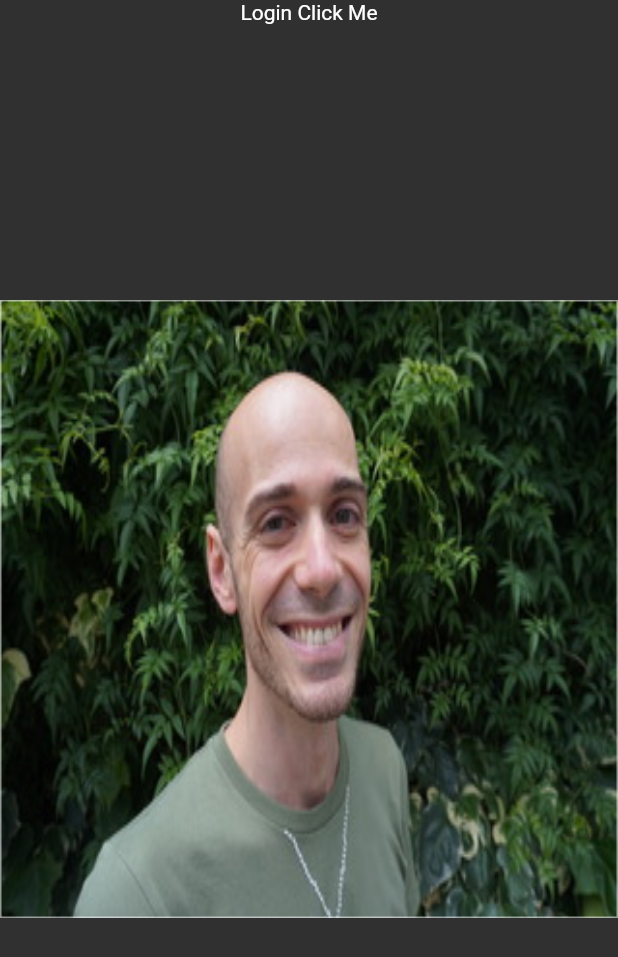
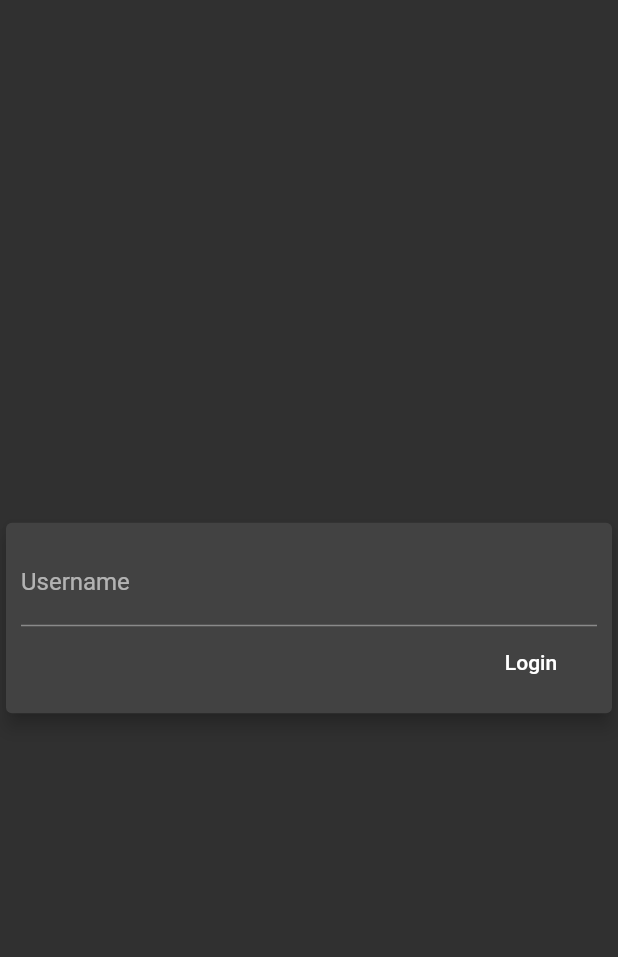
Before and after one commit to HWAD/sing-off, a Flutter app: the screen it shows after launch, on a phone screen of 412 x 824 dp. Shown: the top 957 px of the screen. Run offline on Flutter 3.47's test engine with Material 2 defaults, Android fonts, the phone set to English and light mode, and no system bars; our stand-ins replace camera, firebase_storage, permission_handler, video_player; missing offline and left inert: flutter_sound, noise_meter; accounts and stored records are empty; network calls fail.

Commit message:
login page

```diff
--- a/lib/login.dart
+++ b/lib/login.dart
@@ -3,40 +3,64 @@ import 'package:flutter/material.dart';
 class Login extends StatelessWidget {
   final Function setLogin;
   final Function changeFeed;
+  final Function setUsername;
+  String usernameInput;
 
-  Login(this.setLogin, this.changeFeed);
+  Login(this.setLogin, this.changeFeed, this.setUsername);
 
   @override
   Widget build(BuildContext context) {
     return Container(
-      // height: MediaQuery.of(context).size.height *.5,
+        height: MediaQuery.of(context).size.height,
         child: Column(
-          children: <Widget> [
-            InkWell(onTap: () {
+            mainAxisAlignment: MainAxisAlignment.center,
+            children: <Widget>[
+          Container(
+            // padding: EdgeInsets.only(bottom: 40),
+            child: Card(
+              elevation: 5,
+              child: Container(
+                padding: EdgeInsets.all(10),
+                child: Column(
+                  crossAxisAlignment: CrossAxisAlignment.end,
+                  children: <Widget>[
+                    TextField(
+                      decoration: InputDecoration(
+                        labelText: 'Username',
+                        fillColor: Colors.white,
+                      ),
+                      onChanged: (val) {
+                        usernameInput = val;
+                      },
+                    ),
+                    FlatButton(
+                      child: Text('Login'),
+                      textColor: Colors.white,
+                      onPressed: () {
+                        setUsername(usernameInput);
                         setLogin(false);
                         changeFeed(true);
                       },
-            child: Container(
-              height: 200,
-              child: Text("Login Click Me"),
-            )
                     ),
-          Container(
-            height: MediaQuery.of(context).size.height *.5,
-            decoration: BoxDecoration(
-                                border: Border.all(
-                                  color: Colors.white54,
-                                  width: 1,
-                                ),
-                                image: DecorationImage(
-                                  image:
-                                      new AssetImage("assets/steppico.jpeg"),
-                                  fit: BoxFit.fill,
+                  ],
                 ),
               ),
-          )
-          ]
-      )
-    );
+            ),
+          ),
+          // Container(
+          //   height: MediaQuery.of(context).size.height *.5,
+          //   decoration: BoxDecoration(
+          //                       border: Border.all(
+          //                         color: Colors.white54,
+          //                         width: 1,
+          //                       ),
+          //                       image: DecorationImage(
+          //                         image:
+          //                             new AssetImage("assets/steppico.jpeg"),
+          //                         fit: BoxFit.fill,
+          //                       ),
+          //                     ),
+          // )
+        ]));
   }
 }
--- a/lib/manager.dart
+++ b/lib/manager.dart
@@ -46,6 +46,7 @@ class _Manager extends State<Manager> {
   bool _isLogin = false;
   String _selectedCategory = "Hip Hop";
   List<int> _decibels = [];
+  String _username = "";
 
   String filePathToPlay;
 
@@ -104,6 +105,12 @@ class _Manager extends State<Manager> {
       setState(() {
         _allVideos = modelVideoList;
       });
+    });
+  }
+
+  void _setUsername(String username) {
+    setState(() {
+      _username = username;
     });
   }
 
@@ -187,7 +194,7 @@ class _Manager extends State<Manager> {
         Visibility(
           visible: _isLogin,
           child: Column(children: [
-            Login(_setLogin, _changeFeed),
+            Login(_setLogin, _changeFeed, _setUsername),
           ]),
         ),
         Visibility(
```
Lines whose indentation alone changed are shown as unchanged.
